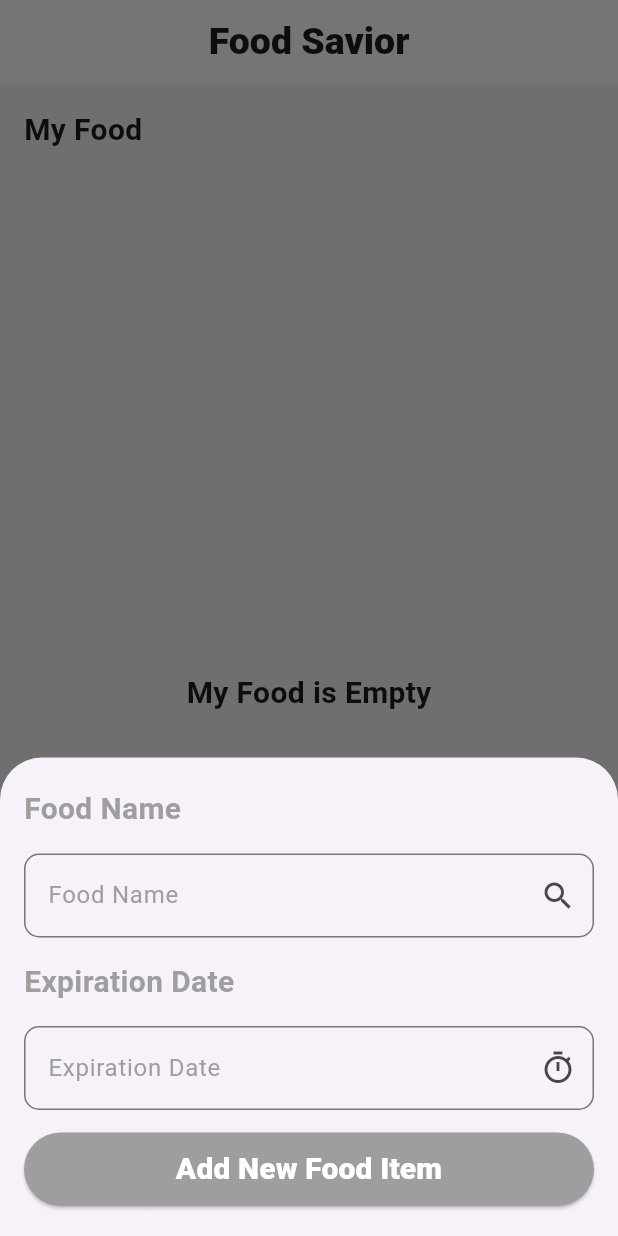
After one commit to ahmedmohamed41/food_tracker_app, a Flutter app: the screen it shows after launch, after a tap on the "add" icon, on a phone screen of 412 x 824 dp. The commit adds this screen. Run offline on Flutter 3.47's test engine with Material 3 defaults, Android fonts, the light colour scheme and no system bars.

Commit message:
finish ui

```diff
--- /dev/null
+++ b/lib/features/home/screens/home_screen.dart
@@ -0,0 +1,222 @@
+import 'package:flutter/material.dart';
+import 'package:food_tracker_app/features/home/widgets/custom_item_food.dart';
+import 'package:food_tracker_app/features/home/widgets/custom_text.dart';
+import 'package:food_tracker_app/features/home/widgets/custom_text_form_field.dart';
+import 'package:food_tracker_app/features/models/item_model.dart';
+
+class HomeScreen extends StatefulWidget {
+  const HomeScreen({super.key});
+
+  @override
+  State<HomeScreen> createState() => _HomeScreenState();
+}
+
+class _HomeScreenState extends State<HomeScreen> {
+  final _nameFoodController = TextEditingController();
+  final _expireDateController = TextEditingController();
+  final _formKey = GlobalKey<FormState>();
+  List<ItemModel> items = [];
+  DateTime? picked = DateTime.now();
+  @override
+  Widget build(BuildContext context) {
+    return Scaffold(
+      backgroundColor: Color(0xFFF1F1F4),
+      appBar: AppBar(
+        backgroundColor: Colors.white,
+        title: CustomText(
+          title: 'Food Savior',
+          size: 25,
+          fontWeight: FontWeight.w900,
+        ),
+        centerTitle: true,
+      ),
+      body: Padding(
+        padding: const EdgeInsets.all(16),
+        child: Column(
+          crossAxisAlignment: CrossAxisAlignment.start,
+          children: [
+            CustomText(
+              title: 'My Food',
+              size: 20,
+              fontWeight: FontWeight.bold,
+            ),
+            SizedBox(
+              height: 15,
+            ),
+            items.isEmpty
+                ? Expanded(
+                    child: Center(
+                      child: CustomText(
+                        title: 'My Food is Empty',
+                        size: 20,
+                        fontWeight: FontWeight.bold,
+                      ),
+                    ),
+                  )
+                : Expanded(
+                    child: ListView.separated(
+                      itemBuilder: (context, index) => CustomItemFood(
+                        itemModel: items[index],
+                      ),
+                      separatorBuilder: (context, index) => SizedBox(
+                        height: 15,
+                      ),
+                      itemCount: items.length,
+                    ),
+                  ),
+          ],
+        ),
+      ),
+      floatingActionButton: FloatingActionButton(
+        backgroundColor: Colors.grey,
+        onPressed: () {
+          addItemShowBottomSheet(context);
+          _nameFoodController.clear();
+          _expireDateController.clear();
+        },
+        shape: CircleBorder(),
+        child: Icon(
+          Icons.add,
+          size: 40,
+          color: Colors.white,
+        ),
+      ),
+    );
+  }
+
+  void addItemShowBottomSheet(BuildContext context1) {
+    showModalBottomSheet(
+      context: context1,
+      isScrollControlled: true,
+      builder: (context) => Padding(
+        padding: EdgeInsets.only(
+          bottom: MediaQuery.of(context).viewInsets.bottom,
+        ),
+        child: Form(
+          key: _formKey,
+          child: Container(
+            padding: EdgeInsets.symmetric(horizontal: 16, vertical: 20),
+            child: Column(
+              crossAxisAlignment: CrossAxisAlignment.stretch,
+              mainAxisSize: MainAxisSize.min,
+              children: [
+                CustomText(
+                  title: 'Food Name',
+                  size: 20,
+                  color: Colors.grey,
+                  fontWeight: FontWeight.bold,
+                ),
+                SizedBox(
+                  height: 15,
+                ),
+                CustomTextFormField(
+                  controller: _nameFoodController,
+                  hintText: 'Food Name',
+                  suffixIcon: IconButton(
+                    icon: Icon(Icons.search),
+                    onPressed: () {},
+                  ),
+                ),
+                SizedBox(
+                  height: 15,
+                ),
+                CustomText(
+                  title: 'Expiration Date',
+                  size: 20,
+                  color: Colors.grey,
+                  fontWeight: FontWeight.bold,
+                ),
+                SizedBox(
+                  height: 15,
+                ),
+                CustomTextFormField(
+                  controller: _expireDateController,
+                  readOnly: true,
+                  hintText: 'Expiration Date',
+                  suffixIcon: IconButton(
+                    icon: Icon(Icons.timer_outlined),
+                    onPressed: () {
+                      _selectDate(context);
+                    },
+                  ),
+                ),
+                SizedBox(
+                  height: 15,
+                ),
+                ElevatedButton(
+                  style: ElevatedButton.styleFrom(
+                    backgroundColor: Colors.grey,
+                    padding: EdgeInsets.all(10),
+                  ),
+                  onPressed: () {
+                    if (_formKey.currentState!.validate()) {
+                      String expiryText = "";
+                      final now = DateTime.now();
+
+                      if (picked!.year == now.year &&
+                          picked!.month == now.month &&
+                          picked!.day == now.day) {
+                        expiryText = 'Expires: Today';
+                      } else {
+                        expiryText = 'Expires: ${_expireDateController.text}';
+                      }
+                      setState(() {
+                        items.add(
+                          ItemModel(
+                            title: _nameFoodController.text,
+                            desc: expiryText,
+                            colorExpire: selectedColor(
+                              picked!,
+                            ),
+                          ),
+                        );
+                      });
+
+                      Navigator.pop(context1);
+                    }
+                  },
+                  child: CustomText(
+                    title: 'Add New Food Item',
+                    size: 20,
+                    color: Colors.white,
+                    fontWeight: FontWeight.w900,
+                  ),
+                ),
+              ],
+            ),
+          ),
+        ),
+      ),
+    );
+  }
+
+  Color selectedColor(DateTime pickedDate) {
+    final now = DateTime.now();
+    final today = DateTime(now.year, now.month, now.day);
+    final expiry = DateTime(pickedDate.year, pickedDate.month, pickedDate.day);
+    final difference = expiry.difference(today).inDays;
+
+    if (difference <= 2) {
+      return Colors.red;
+    } else if (difference <= 5) {
+      return Colors.orange;
+    } else {
+      return Colors.green;
+    }
+  }
+
+  Future<void> _selectDate(BuildContext context) async {
+    picked = await showDatePicker(
+      context: context,
+      initialDate: DateTime.now(),
+      firstDate: DateTime.now(),
+      lastDate: DateTime(2101),
+    );
+    if (picked != null) {
+      setState(() {
+        _expireDateController.text =
+            "${picked!.year}-${picked!.month}-${picked!.day}";
+      });
+    }
+  }
+}
--- /dev/null
+++ b/lib/features/home/widgets/custom_text.dart
@@ -0,0 +1,22 @@
+import 'package:flutter/material.dart';
+
+class CustomText extends StatelessWidget {
+  const CustomText({
+    super.key,
+    required this.title,
+    required this.size,
+    required this.fontWeight,
+    this.color,
+  });
+  final String title;
+  final double size;
+  final FontWeight fontWeight;
+  final Color? color;
+  @override
+  Widget build(BuildContext context) {
+    return Text(
+      title,
+      style: TextStyle(color: color, fontSize: size, fontWeight: fontWeight),
+    );
+  }
+}
--- /dev/null
+++ b/lib/features/home/widgets/custom_text_form_field.dart
@@ -0,0 +1,48 @@
+import 'package:flutter/material.dart';
+
+class CustomTextFormField extends StatelessWidget {
+  const CustomTextFormField({
+    super.key,
+    this.hintText,
+    this.suffixIcon,
+    this.controller,
+    this.readOnly = false,
+  });
+  final String? hintText;
+  final Widget? suffixIcon;
+  final TextEditingController? controller;
+  final bool readOnly;
+  @override
+  Widget build(BuildContext context) {
+    return TextFormField(
+      controller: controller,
+      readOnly: readOnly,
+      validator: (value) {
+        if (value!.trim().isEmpty) {
+          return 'required enter $hintText';
+        }
+        return null;
+      },
+      autovalidateMode: AutovalidateMode.onUserInteraction,
+      decoration: InputDecoration(
+        suffixIcon: suffixIcon,
+        hintText: hintText,
+        hintStyle: TextStyle(
+          color: Colors.grey,
+        ),
+        border: OutlineInputBorder(
+          borderRadius: BorderRadius.circular(10),
+          borderSide: BorderSide(color: Colors.grey),
+        ),
+        disabledBorder: OutlineInputBorder(
+          borderRadius: BorderRadius.circular(10),
+          borderSide: BorderSide(color: Colors.grey),
+        ),
+        focusedBorder: OutlineInputBorder(
+          borderRadius: BorderRadius.circular(10),
+          borderSide: BorderSide(color: Colors.grey),
+        ),
+      ),
+    );
+  }
+}
--- /dev/null
+++ b/lib/features/models/item_model.dart
@@ -0,0 +1,13 @@
+import 'package:flutter/material.dart';
+
+class ItemModel {
+  final Color colorExpire;
+  final String title;
+  final String desc;
+
+  ItemModel({
+    required this.colorExpire,
+    required this.title,
+    required this.desc,
+  });
+}
--- a/lib/main.dart
+++ b/lib/main.dart
@@ -1,4 +1,5 @@
 import 'package:flutter/material.dart';
+import 'package:food_tracker_app/features/home/screens/home_screen.dart';
 
 void main() {
   runApp(const MyApp());
@@ -7,11 +8,11 @@ void main() {
 class MyApp extends StatelessWidget {
   const MyApp({super.key});
 
-  // This widget is the root of your application.
   @override
   Widget build(BuildContext context) {
     return MaterialApp(
-      home: const Text('Hello'),
+      debugShowCheckedModeBanner: false,
+      home: HomeScreen(),
     );
   }
 }
```
Also changed, not shown: lib/features/home/widgets/custom_item_food.dart (added, +49 -0 lines), pubspec.yaml (line endings or trailing spaces).
